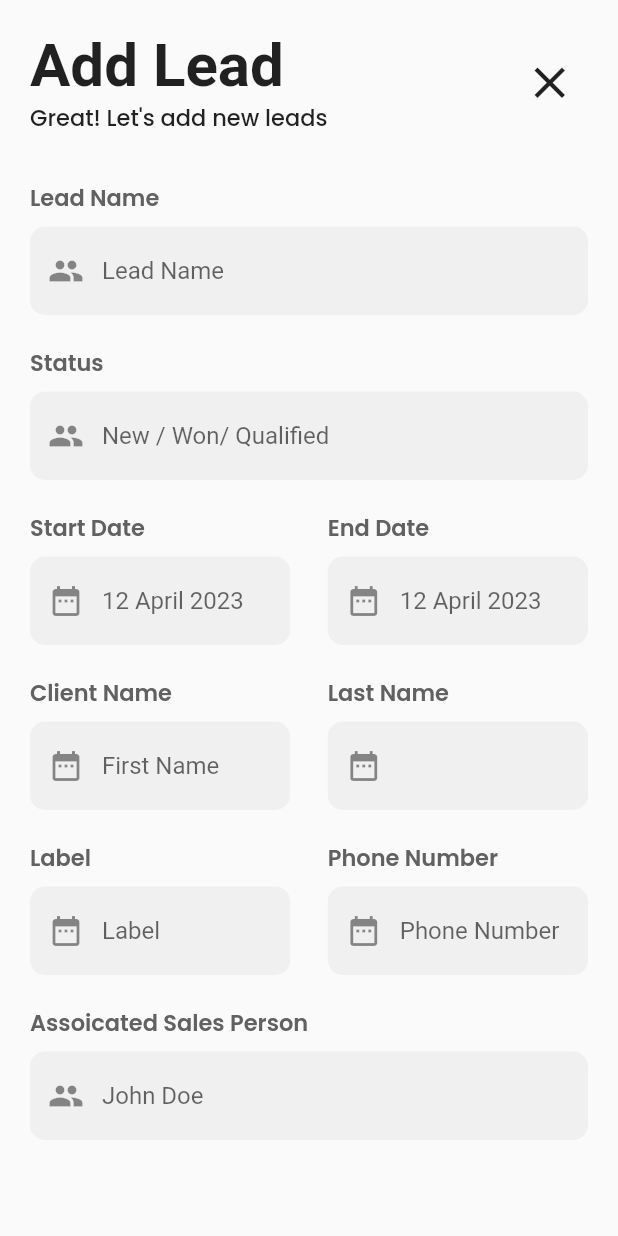
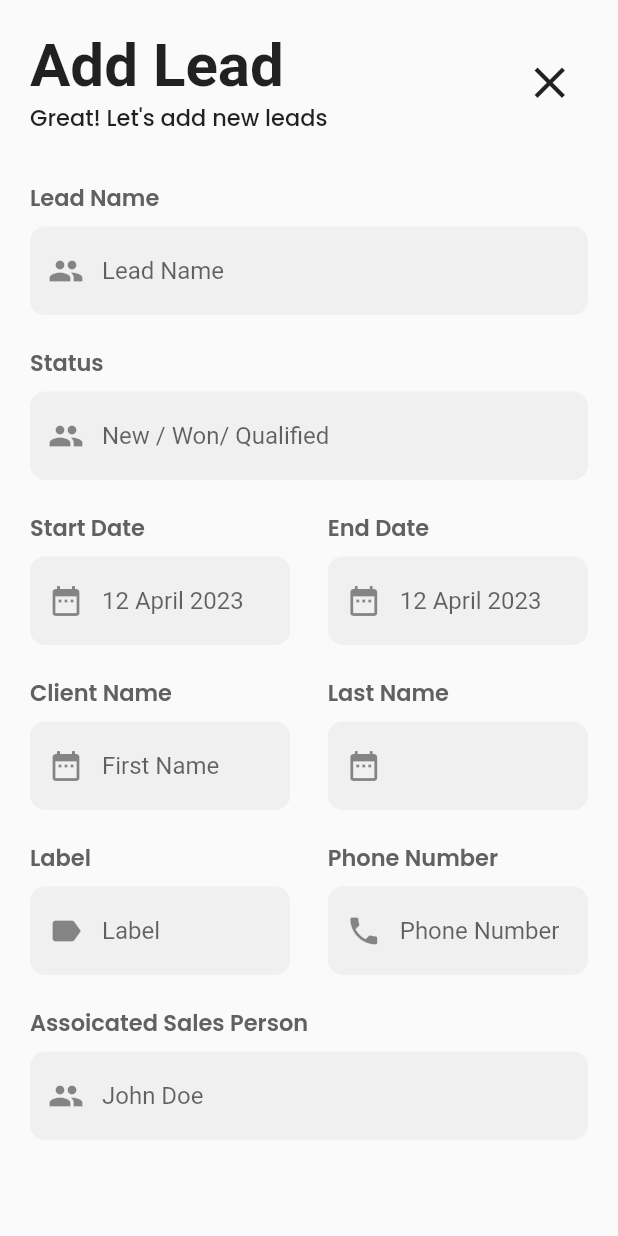
Before and after one commit to VatsalKotha/CRM, a Flutter app: the LeadForm screen opened directly, on a phone screen of 412 x 824 dp. Run offline on Flutter 3.47's test engine with Material 2 defaults, Android fonts, the phone set to English and light mode, and no system bars; our stand-ins replace awesome_snackbar_content, cloud_firestore, firebase_auth, firebase_core, flutter_otp_text_field, get and 2 more; missing offline and left inert: email_otp; accounts and stored records are empty.

Commit message:
Icon Improvements in lead form

```diff
--- a/lib/screens/home/lead/lead_form.dart
+++ b/lib/screens/home/lead/lead_form.dart
@@ -97,7 +97,7 @@ class _LeadFormState extends State<LeadForm> {
                     Expanded(
                       child: FormTextBox(
                         hintText: "Label",
-                        prefixIcon: const Icon(Icons.date_range),
+                        prefixIcon: const Icon(Icons.label),
                         title: "Label",
                         controller: label,
                       ),
@@ -106,7 +106,7 @@ class _LeadFormState extends State<LeadForm> {
                     Expanded(
                       child: FormTextBox(
                         hintText: "Phone Number",
-                        prefixIcon: const Icon(Icons.date_range),
+                        prefixIcon: const Icon(Icons.phone),
                         title: "Phone Number",
                         controller: phoneNo,
                       ),
@@ -127,7 +127,7 @@ class _LeadFormState extends State<LeadForm> {
                 ),
                 FormTextBox(
                   hintText: "Priority",
-                  prefixIcon: const Icon(Icons.people),
+                  prefixIcon: const Icon(Icons.priority_high),
                   title: "Priority",
                   controller: priority,
                 ),
```
